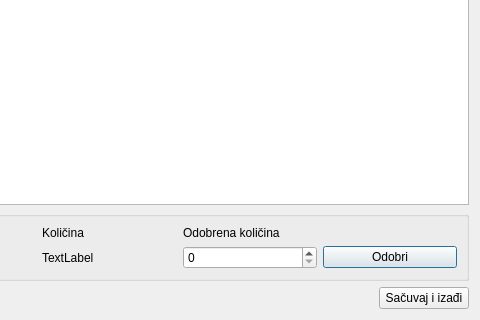
Qt form odobravanjekolicinaa2.ui (zivke/nabavke) before a commit; both pictures show x 121 to 601 and y 265 to 585 of the 601 by 585 pixel window.
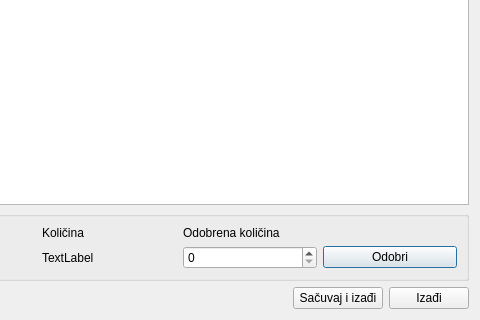
The same form after that commit.

```diff
--- a/odobravanjekolicinaa2.ui
+++ b/odobravanjekolicinaa2.ui
@@ -117,6 +117,13 @@
        </property>
       </widget>
      </item>
+     <item>
+      <widget class="QPushButton" name="pushButton">
+       <property name="text">
+        <string>Izađi</string>
+       </property>
+      </widget>
+     </item>
     </layout>
    </item>
   </layout>
```
